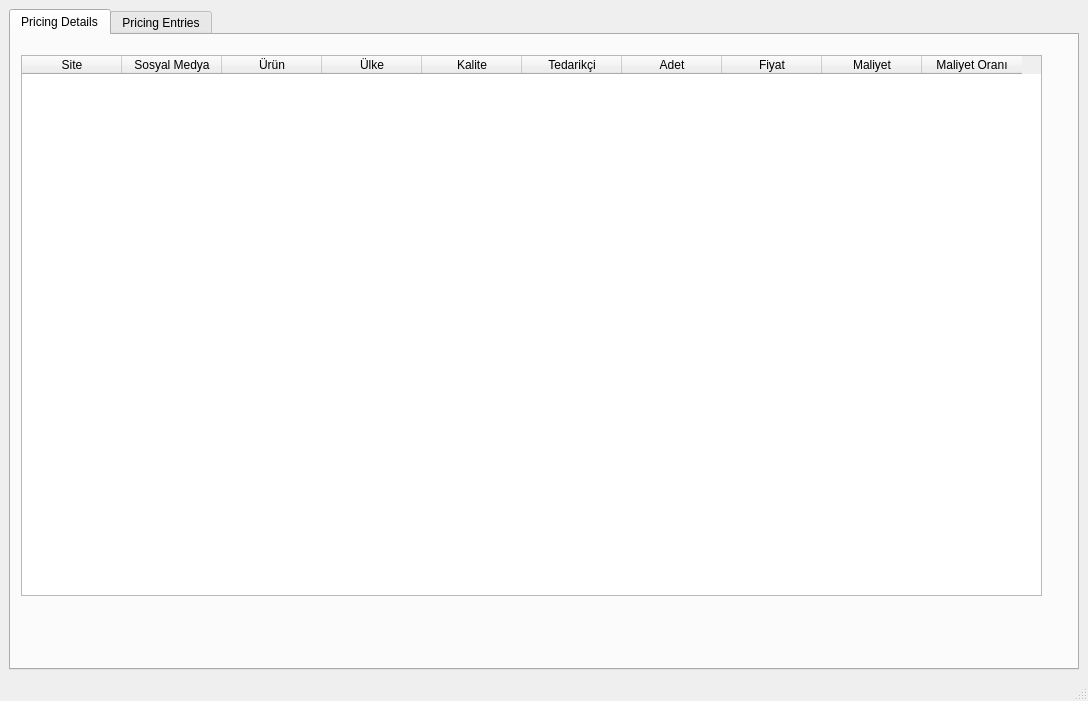
ulassahillioglu/CostCalculationTool, file main.ui: the form before one commit.
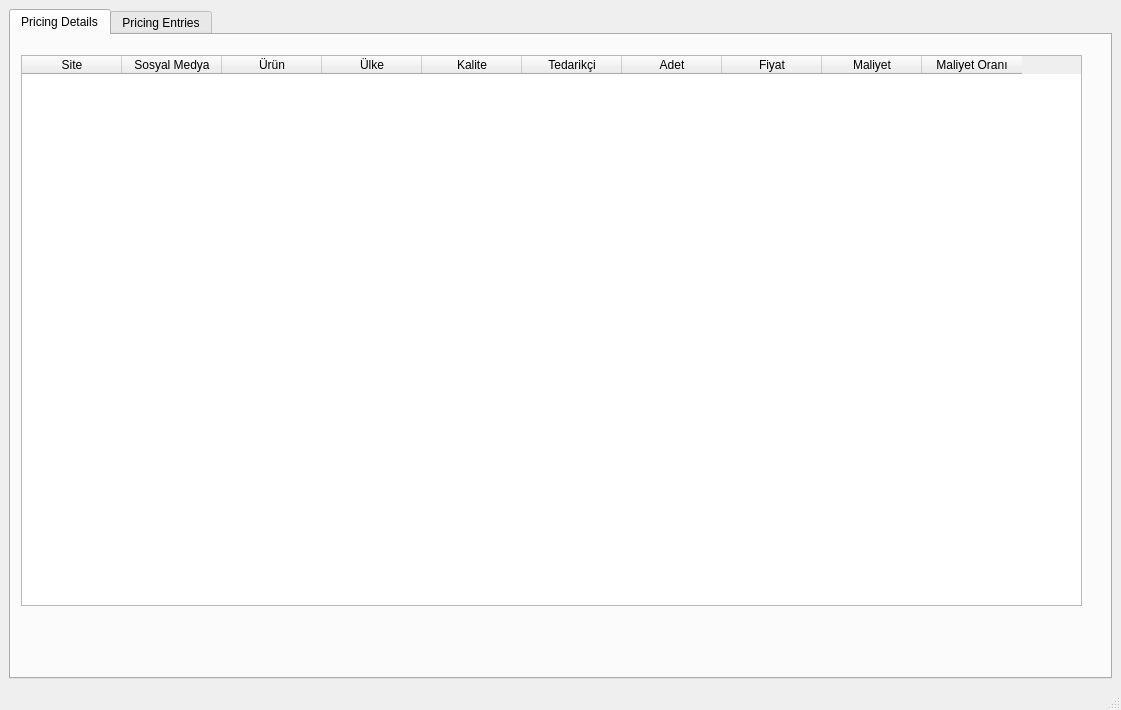
The form after the commit. The open tabs and pages were chosen to show the change.

```diff
--- a/main.ui
+++ b/main.ui
@@ -6,8 +6,8 @@
    <rect>
     <x>0</x>
     <y>0</y>
-    <width>1088</width>
-    <height>701</height>
+    <width>1121</width>
+    <height>710</height>
    </rect>
   </property>
   <property name="windowTitle">
@@ -32,8 +32,8 @@
          <rect>
           <x>10</x>
           <y>20</y>
-          <width>1021</width>
-          <height>541</height>
+          <width>1061</width>
+          <height>551</height>
          </rect>
         </property>
         <property name="focusPolicy">
@@ -43,6 +43,9 @@
          <string notr="true">font: 75 10pt &quot;Century Gothic&quot;;
 font: 75 11pt &quot;Century Gothic&quot;;</string>
         </property>
+        <property name="sizeAdjustPolicy">
+         <enum>QAbstractScrollArea::AdjustToContents</enum>
+        </property>
         <property name="editTriggers">
          <set>QAbstractItemView::AnyKeyPressed|QAbstractItemView::EditKeyPressed</set>
         </property>
```
Left out of the diff: 13 changed lines with no effect on the pictures.
